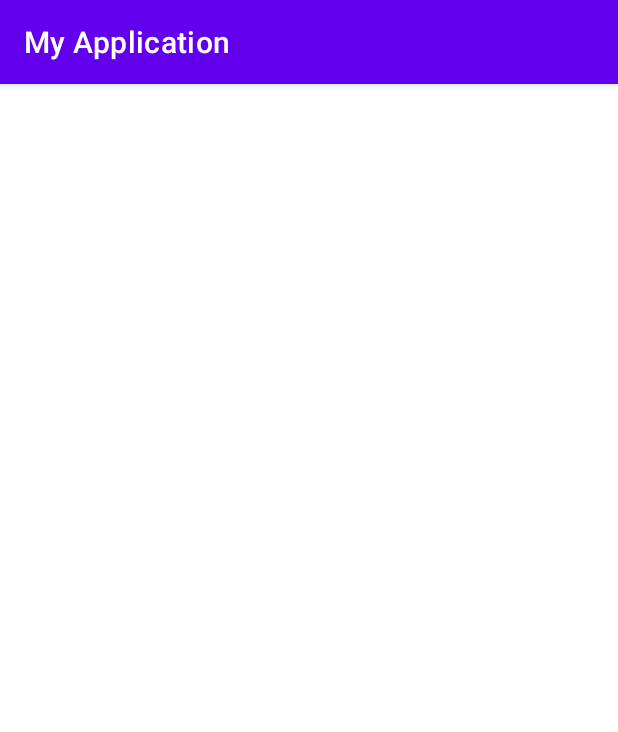
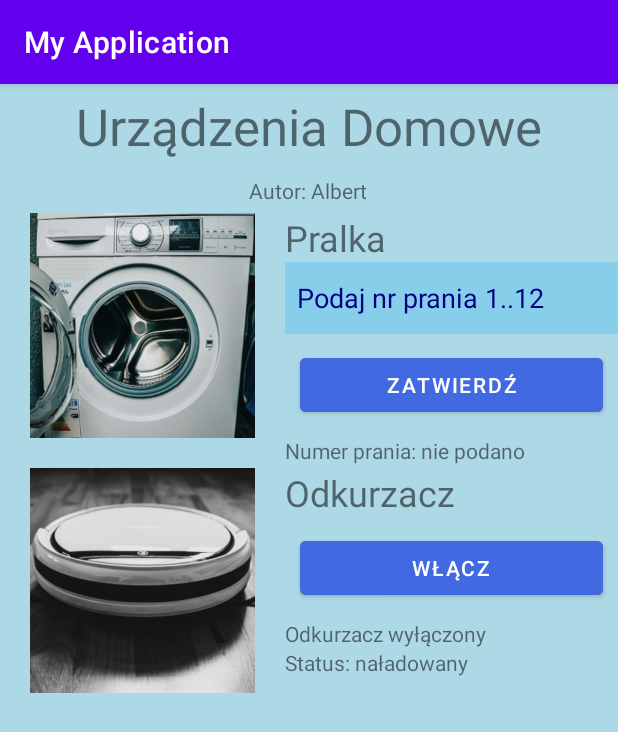
Before and after one commit to AlbinosK/zadanie-semestr-1, an Android app: the screen it shows after launch (MainActivity), on a phone screen of 412 x 824 dp. Shown: the top 732 px of the screen. Run offline under Robolectric (Android 15) with nearby library versions, the phone set to English and light mode, and no system bars.

Commit message:
Aplikacja mobilna: układ widoku i obrazy urządzeń

```diff
--- a/app/src/main/res/layout/activity_main.xml
+++ b/app/src/main/res/layout/activity_main.xml
@@ -1,11 +1,131 @@
 <?xml version="1.0" encoding="utf-8"?>
-<androidx.constraintlayout.widget.ConstraintLayout
+<LinearLayout
         xmlns:android="http://schemas.android.com/apk/res/android"
         xmlns:tools="http://schemas.android.com/tools"
-        xmlns:app="http://schemas.android.com/apk/res-auto"
         android:id="@+id/main"
         android:layout_width="match_parent"
         android:layout_height="match_parent"
+        android:orientation="vertical"
+        android:background="#ADD8E6"
         tools:context=".MainActivity">
 
-</androidx.constraintlayout.widget.ConstraintLayout>
+    <TextView
+            android:layout_width="wrap_content"
+            android:layout_height="wrap_content"
+            android:layout_gravity="center_horizontal"
+            android:layout_margin="5dp"
+            android:text="Urządzenia Domowe"
+            android:textSize="34sp" />
+
+    <TextView
+            android:layout_width="wrap_content"
+            android:layout_height="wrap_content"
+            android:layout_gravity="center_horizontal"
+            android:layout_margin="5dp"
+            android:text="Autor: Albert" />
+
+    <LinearLayout
+            android:layout_width="match_parent"
+            android:layout_height="wrap_content"
+            android:orientation="horizontal">
+
+        <ImageView
+                android:layout_width="150dp"
+                android:layout_height="150dp"
+                android:layout_marginStart="20dp"
+                android:layout_marginEnd="20dp"
+                android:layout_marginBottom="20dp"
+                android:layout_marginTop="0dp"
+                android:contentDescription="Pralka"
+                android:scaleType="centerCrop"
+                android:src="@drawable/pralka" />
+
+        <LinearLayout
+                android:layout_width="0dp"
+                android:layout_height="wrap_content"
+                android:layout_weight="1"
+                android:orientation="vertical">
+
+            <TextView
+                    android:layout_width="wrap_content"
+                    android:layout_height="wrap_content"
+                    android:text="Pralka"
+                    android:textSize="24sp" />
+
+            <EditText
+                    android:id="@+id/editNumerPrania"
+                    android:layout_width="match_parent"
+                    android:layout_height="wrap_content"
+                    android:background="#87CEEB"
+                    android:hint="Podaj nr prania 1..12"
+                    android:inputType="number"
+                    android:minHeight="48dp"
+                    android:padding="8dp"
+                    android:textColor="#000080"
+                    android:textColorHint="#000080" />
+
+            <Button
+                    android:id="@+id/buttonZatwierdz"
+                    android:layout_width="match_parent"
+                    android:layout_height="wrap_content"
+                    android:layout_margin="10dp"
+                    android:backgroundTint="#4169E1"
+                    android:text="Zatwierdź" />
+
+            <TextView
+                    android:id="@+id/textNumerPrania"
+                    android:layout_width="wrap_content"
+                    android:layout_height="wrap_content"
+                    android:text="Numer prania: nie podano" />
+        </LinearLayout>
+    </LinearLayout>
+
+    <LinearLayout
+            android:layout_width="match_parent"
+            android:layout_height="wrap_content"
+            android:orientation="horizontal">
+
+        <ImageView
+                android:layout_width="150dp"
+                android:layout_height="150dp"
+                android:layout_marginStart="20dp"
+                android:layout_marginEnd="20dp"
+                android:layout_marginBottom="20dp"
+                android:layout_marginTop="0dp"
+                android:contentDescription="Odkurzacz"
+                android:scaleType="centerCrop"
+                android:src="@drawable/odkurzacz" />
+
+        <LinearLayout
+                android:layout_width="0dp"
+                android:layout_height="wrap_content"
+                android:layout_weight="1"
+                android:orientation="vertical">
+
+            <TextView
+                    android:layout_width="wrap_content"
+                    android:layout_height="wrap_content"
+                    android:text="Odkurzacz"
+                    android:textSize="24sp" />
+
+            <Button
+                    android:id="@+id/buttonOdkurzacz"
+                    android:layout_width="match_parent"
+                    android:layout_height="wrap_content"
+                    android:layout_margin="10dp"
+                    android:backgroundTint="#4169E1"
+                    android:text="Włącz" />
+
+            <TextView
+                    android:id="@+id/textStanOdkurzacza"
+                    android:layout_width="wrap_content"
+                    android:layout_height="wrap_content"
+                    android:text="Odkurzacz wyłączony" />
+
+            <TextView
+                    android:layout_width="wrap_content"
+                    android:layout_height="wrap_content"
+                    android:text="Status: naładowany" />
+        </LinearLayout>
+    </LinearLayout>
+</LinearLayout>
```
Also changed, not shown: app/src/main/res/drawable/odkurzacz.jpg (added), app/src/main/res/drawable/pralka.jpg (added).
